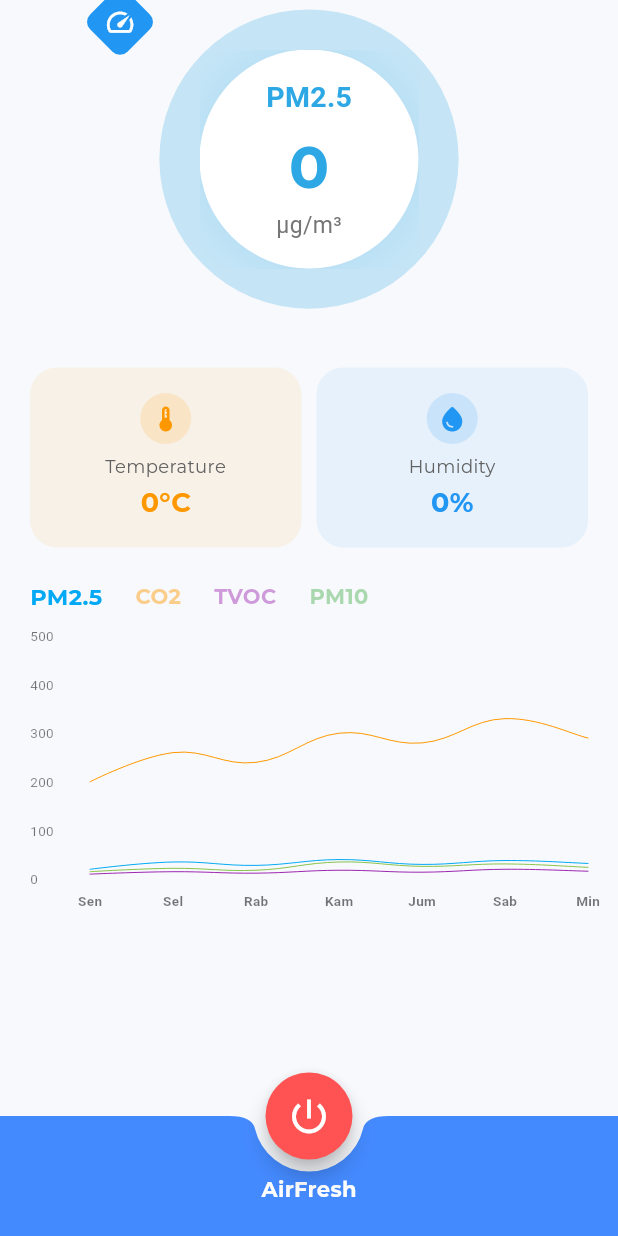
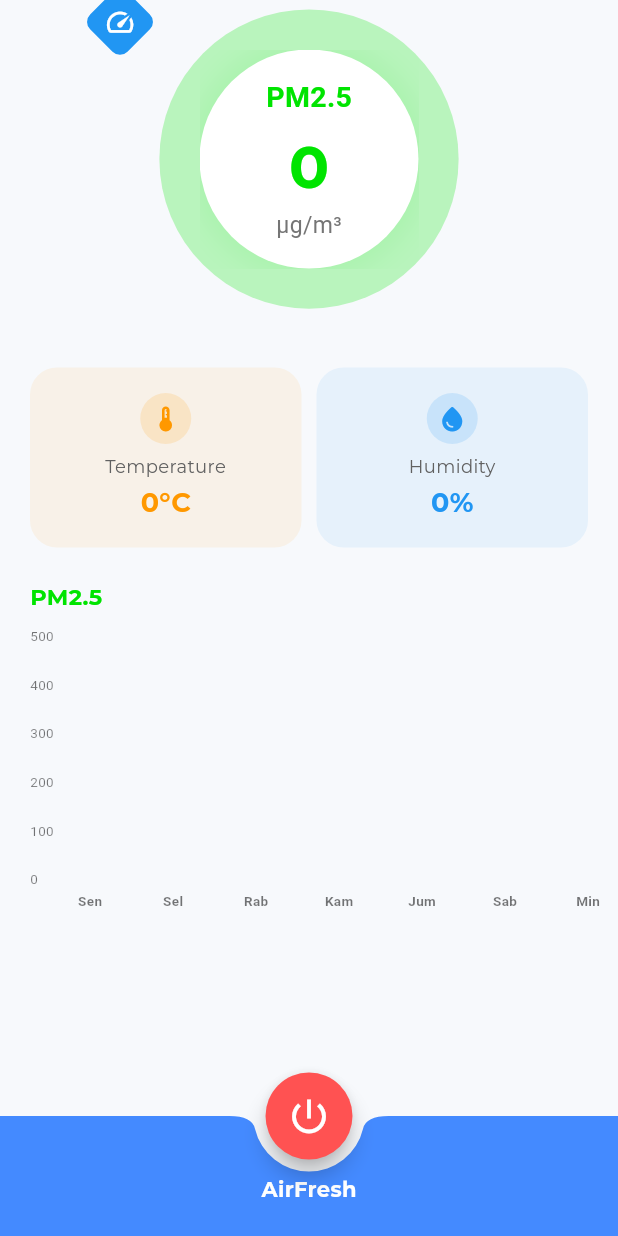
Before and after one commit to Galuhpermana18/programaplikasiskripsi, a Flutter app: the screen it shows after launch, scrolled down 278 dp, on a phone screen of 412 x 824 dp. Run offline on Flutter 3.47's test engine with Material 3 defaults, Android fonts, the phone set to English and light mode, and no system bars; drawn by our look-alikes of fl_chart; our stand-ins replace firebase_core, firebase_database, flutter_blue_plus, geocoding, geolocator, permission_handler and 1 more; missing offline and left inert: network_info_plus; accounts and stored records are empty.

Commit message:
Tambahkan indikator warna sensor dan deteksi perangkat offline

```diff
--- a/lib/ui/home.dart
+++ b/lib/ui/home.dart
@@ -9,7 +9,10 @@ import 'package:geolocator/geolocator.dart';
 
 import '../Services/Firebase_service.dart';
 import '../Services/preferences.dart';
-import '../utils/pm_utils.dart';
+import '../utils/get_color_co2.dart';
+import '../utils/get_color_pm10.dart';
+import '../utils/get_color_pm25.dart';
+import '../utils/get_color_tvoc.dart';
 import '../connectedPage/Connected.dart';
 import '../widgets/showdialog_warning.dart';
 import 'DiamondMenuWidget.dart';
@@ -31,7 +34,8 @@ class _HomePageState extends State<HomePage>
   StreamSubscription<ToggleStatus>? toggleSubscription;
   StreamSubscription<int>? filterSubscription;
   Timer? connectionTimer;
-  DateTime? lastSensorUpdate;
+  DateTime? lastTimestampChange;
+  String? lastSensorTimestamp;
   String? timeCategory;
   bool isConnected = false;
   String activeDeviceId = '';
@@ -39,16 +43,12 @@ class _HomePageState extends State<HomePage>
   late PageController pageController;
   late AnimationController scaleAnimation;
   int pm25 = 0;
-  int co2 = 420;
-  double tvoc = 0.21;
-  int pm10 = 12;
+  int co2 = 0;
+  double tvoc = 0;
+  int pm10 = 0;
   double temperature = 0;
   double humidity = 0;
   int filterLife = 100;
-  List<FlSpot> pm25Spots = [];
-  List<FlSpot> co2Spots = [];
-  List<FlSpot> tvocSpots = [];
-  List<FlSpot> pm10Spots = [];
   int currentIndex = 0;
   bool isPowerOn = false;
   bool isPowerBusy = false;
@@ -61,15 +61,25 @@ class _HomePageState extends State<HomePage>
       'title': 'PM2.5',
       'value': '$pm25',
       'unit': 'µg/m³',
-      'color': const Color(0xFF2EA8E5),
+      'color': getPmColor(pm25),
     },
-    {'title': 'PM10', 'value': '$pm10', 'unit': 'µg/m³', 'color': Colors.green},
-    {'title': 'CO2', 'value': '$co2', 'unit': 'ppm', 'color': Colors.orange},
+    {
+      'title': 'PM10',
+      'value': '$pm10',
+      'unit': 'µg/m³',
+      'color': getPm10Color(pm10),
+    },
+    {
+      'title': 'eCO₂',
+      'value': '$co2',
+      'unit': 'ppm',
+      'color': getEco2Color(co2),
+    },
     {
       'title': 'TVOC',
-      'value': '$tvoc',
-      'unit': 'mg/m³',
-      'color': Colors.purple,
+      'value': _sensorNumber(tvoc),
+      'unit': 'ppb',
+      'color': getTvocColor(tvoc),
     },
   ];
 
@@ -94,7 +104,6 @@ class _HomePageState extends State<HomePage>
     )..repeat(reverse: true);
 
     timeCategory = _getTimeCategory();
-    loadChartData();
     _loadCurrentLocation();
     _initializeDeviceData();
   }
@@ -136,6 +145,8 @@ class _HomePageState extends State<HomePage>
     await filterSubscription?.cancel();
     await toggleSubscription?.cancel();
     connectionTimer?.cancel();
+    lastSensorTimestamp = null;
+    lastTimestampChange = null;
 
     firebaseService = FirebaseService(deviceId: activeDeviceId);
 
@@ -178,8 +189,8 @@ class _HomePageState extends State<HomePage>
       },
     );
 
-    connectionTimer = Timer.periodic(const Duration(seconds: 2), (_) {
-      final update = lastSensorUpdate;
+    connectionTimer = Timer.periodic(const Duration(seconds: 1), (_) {
+      final update = lastTimestampChange;
       final online =
           update != null &&
           DateTime.now().difference(update) <= const Duration(seconds: 5);
@@ -197,6 +208,28 @@ class _HomePageState extends State<HomePage>
       return;
     }
 
+    final timestamp = data['timestamp']?.toString().trim();
+    if (timestamp == null || timestamp.isEmpty) {
+      debugPrint('[Sensor heartbeat] Timestamp kosong, perangkat offline.');
+      _setConnectionState(false);
+      return;
+    }
+
+    final now = DateTime.now();
+    if (timestamp != lastSensorTimestamp) {
+      lastSensorTimestamp = timestamp;
+      lastTimestampChange = now;
+      debugPrint('[Sensor heartbeat] Timestamp berubah: $timestamp');
+    }
+
+    final timestampIsFresh =
+        lastTimestampChange != null &&
+        now.difference(lastTimestampChange!) <= const Duration(seconds: 5);
+    if (!timestampIsFresh) {
+      _setConnectionState(false);
+      return;
+    }
+
     setState(() {
       pm25 = _asDouble(data['pm25']).round();
       pm10 = _asDouble(data['pm10']).round();
@@ -204,7 +237,6 @@ class _HomePageState extends State<HomePage>
       tvoc = _asDouble(data['tvoc']);
       temperature = _asDouble(data['temperature'] ?? data['temp']);
       humidity = _asDouble(data['humidity'] ?? data['hum']);
-      lastSensorUpdate = DateTime.now();
       isConnected = true;
     });
     if (!scaleAnimation.isAnimating) {
@@ -224,9 +256,41 @@ class _HomePageState extends State<HomePage>
   }
 
   void _setConnectionState(bool value) {
-    if (!mounted || isConnected == value) return;
-    setState(() => isConnected = value);
-    if (!value) scaleAnimation.stop();
+    if (!mounted) return;
+
+    final sensorValuesNeedReset =
+        !value &&
+        (pm25 != 0 ||
+            pm10 != 0 ||
+            co2 != 0 ||
+            tvoc != 0 ||
+            temperature != 0 ||
+            humidity != 0);
+    if (isConnected == value && !sensorValuesNeedReset) return;
+
+    final wasConnected = isConnected;
+    setState(() {
+      isConnected = value;
+      if (!value) {
+        pm25 = 0;
+        pm10 = 0;
+        co2 = 0;
+        tvoc = 0;
+        temperature = 0;
+        humidity = 0;
+      }
+    });
+
+    if (!value) {
+      scaleAnimation.stop();
+      if (wasConnected) {
+        debugPrint(
+          '[Sensor heartbeat] Timestamp tidak berubah selama 5 detik; '
+          'data PM2.5, PM10, eCO₂, TVOC, suhu, dan kelembapan '
+          'direset ke 0.',
+        );
+      }
+    }
   }
 
   String _getTimeCategory() {
@@ -247,48 +311,6 @@ class _HomePageState extends State<HomePage>
     } else {
       return 'Selamat Malam';
     }
-  }
-
-  void loadChartData() {
-    pm25Spots = [
-      const FlSpot(0, 20),
-      const FlSpot(1, 35),
-      const FlSpot(2, 28),
-      const FlSpot(3, 40),
-      const FlSpot(4, 30),
-      const FlSpot(5, 38),
-      const FlSpot(6, 32),
-    ];
-
-    pm10Spots = [
-      const FlSpot(0, 15),
-      const FlSpot(1, 22),
-      const FlSpot(2, 18),
-      const FlSpot(3, 35),
-      const FlSpot(4, 26),
-      const FlSpot(5, 31),
-      const FlSpot(6, 24),
-    ];
-
-    co2Spots = [
-      const FlSpot(0, 200),
-      const FlSpot(1, 260),
-      const FlSpot(2, 240),
-      const FlSpot(3, 300),
-      const FlSpot(4, 280),
-      const FlSpot(5, 330),
-      const FlSpot(6, 290),
-    ];
-
-    tvocSpots = [
-      const FlSpot(0, 10),
-      const FlSpot(1, 15),
-      const FlSpot(2, 12),
-      const FlSpot(3, 18),
-      const FlSpot(4, 14),
-      const FlSpot(5, 20),
-      const FlSpot(6, 16),
-    ];
   }
 
   String _weekDayLabel(double value) {
@@ -427,7 +449,9 @@ class _HomePageState extends State<HomePage>
 
   @override
   Widget build(BuildContext context) {
-    final PmStatus status = getPmStatus(pm25);
+    final PmStatus status = isConnected
+        ? getPmStatus(pm25)
+        : const PmStatus('NULL', Colors.blue);
     final screenWidth = MediaQuery.sizeOf(context).width;
     final isCompact = screenWidth < 360;
     final horizontalPadding = isCompact ? 16.0 : 20.0;
@@ -798,13 +822,7 @@ class _HomePageState extends State<HomePage>
                           scrollDirection: Axis.horizontal,
                           child: Row(
                             children: [
-                              sensorLabel('PM2.5', Colors.lightBlue, 0),
-                              const SizedBox(width: 22),
-                              sensorLabel('CO2', Colors.orange, 2),
-                              const SizedBox(width: 22),
-                              sensorLabel('TVOC', Colors.purple, 3),
-                              const SizedBox(width: 22),
-                              sensorLabel('PM10', Colors.green, 1),
+                              sensorLabel('PM2.5', getPmColor(pm25), 0),
                             ],
                           ),
                         ),
@@ -876,47 +894,7 @@ class _HomePageState extends State<HomePage>
 
                                   borderData: FlBorderData(show: false),
 
-                                  lineBarsData: [
-                                    LineChartBarData(
-                                      spots: pm25Spots,
-                                      isCurved: true,
-                                      curveSmoothness: 0.4,
-                                      color: Colors.lightBlue,
-                                      barWidth: 0,
-                                      isStrokeCapRound: true,
-                                      dotData: const FlDotData(show: false),
-                                    ),
-
-                                    LineChartBarData(
-                                      spots: pm10Spots,
-                                      isCurved: true,
-                                      curveSmoothness: 0.4,
-                                      color: Colors.lightGreen,
-                                      barWidth: 0,
-                                      isStrokeCapRound: true,
-                                      dotData: const FlDotData(show: false),
-                                    ),
-
-                                    LineChartBarData(
-                                      spots: co2Spots,
-                                      isCurved: true,
-                                      curveSmoothness: 0.4,
-                                      color: Colors.orange,
-                                      barWidth: 0,
-                                      isStrokeCapRound: true,
-                                      dotData: const FlDotData(show: false),
-                                    ),
-
-                                    LineChartBarData(
-                                      spots: tvocSpots,
-                                      isCurved: true,
-                                      curveSmoothness: 0.4,
-                                      color: Colors.purple,
-                                      barWidth: 0,
-                                      isStrokeCapRound: true,
-                                      dotData: const FlDotData(show: false),
-                                    ),
-                                  ],
+                                  lineBarsData: const [],
                                 ),
 
                                 duration: const Duration(milliseconds: 500),
--- /dev/null
+++ b/lib/utils/get_color_pm25.dart
@@ -0,0 +1,31 @@
+import 'package:flutter/material.dart';
+
+class PmStatus {
+  final String label;
+  final Color color;
+
+  const PmStatus(this.label, this.color);
+}
+
+PmStatus getPmStatus(int pm25) {
+  if (pm25 < 0) {
+    return const PmStatus('NULL', Colors.blue);
+  } else if (pm25 <= 9) {
+    return const PmStatus('BAIK', Color(0xFF00E400));
+  } else if (pm25 <= 35) {
+    return const PmStatus('SEDANG', Color.fromARGB(255, 240, 240, 10));
+  } else if (pm25 <= 55) {
+    return const PmStatus(
+      'TIDAK SEHAT UNTUK KELOMPOK SENSITIF',
+      Color(0xFFFF7E00),
+    );
+  } else if (pm25 <= 125) {
+    return const PmStatus('TIDAK SEHAT', Color(0xFFFF0000));
+  } else if (pm25 <= 225) {
+    return const PmStatus('SANGAT TIDAK SEHAT', Color(0xFF8F3F97));
+  } else {
+    return const PmStatus('BERBAHAYA', Color(0xFF7E0023));
+  }
+}
+
+Color getPmColor(int pm25) => getPmStatus(pm25).color;
--- a/lib/utils/pm_utils.dart
+++ /dev/null
@@ -1,50 +0,0 @@
-import 'package:flutter/material.dart';
-
-class PmStatus {
-  final String label;
-  final Color color;
-
-  PmStatus(this.label, this.color);
-}
-
-PmStatus getPmStatus(int pm25) {
-  if (pm25 == 0) {
-    return PmStatus('NULL', Colors.blue);
-  }
-
-  if (pm25 <= 12) {
-    return PmStatus('BAIK', const Color.fromARGB(255, 0, 228, 0));
-  } else if (pm25 <= 35) {
-    return PmStatus('SEDANG', const Color.fromARGB(255, 190, 190, 5));
-  } else if (pm25 <= 150) {
-    return PmStatus(
-      'TIDAK SEHAT BAGI SENSITIF',
-      const Color.fromARGB(255, 255, 126, 0),
-    );
-  } else if (pm25 <= 200) {
-    return PmStatus('TIDAK SEHAT', const Color.fromARGB(255, 255, 0, 0));
-  } else if (pm25 <= 300) {
-    return PmStatus(
-      'SANGAT TIDAK SEHAT',
-      const Color.fromARGB(255, 143, 63, 151),
-    );
-  } else {
-    return PmStatus('BERBAHAYA', const Color.fromARGB(255, 126, 0, 35));
-  }
-}
-
-Color getPmColor(int pm25) {
-  if (pm25 <= 50) {
-    return const Color.fromARGB(255, 196, 225, 243);
-  } else if (pm25 <= 100) {
-    return const Color.fromARGB(255, 218, 218, 104);
-  } else if (pm25 <= 150) {
-    return const Color.fromARGB(255, 231, 139, 46);
-  } else if (pm25 <= 200) {
-    return const Color.fromARGB(255, 236, 98, 98);
-  } else if (pm25 <= 300) {
-    return const Color.fromARGB(255, 143, 63, 151);
-  } else {
-    return const Color.fromARGB(255, 126, 71, 87);
-  }
-}
```
Also changed, not shown: lib/utils/get_color_co2.dart (added, +22 -0 lines), lib/utils/get_color_pm10.dart (added, +26 -0 lines), lib/utils/get_color_tvoc.dart (added, +26 -0 lines), 1 other file.
